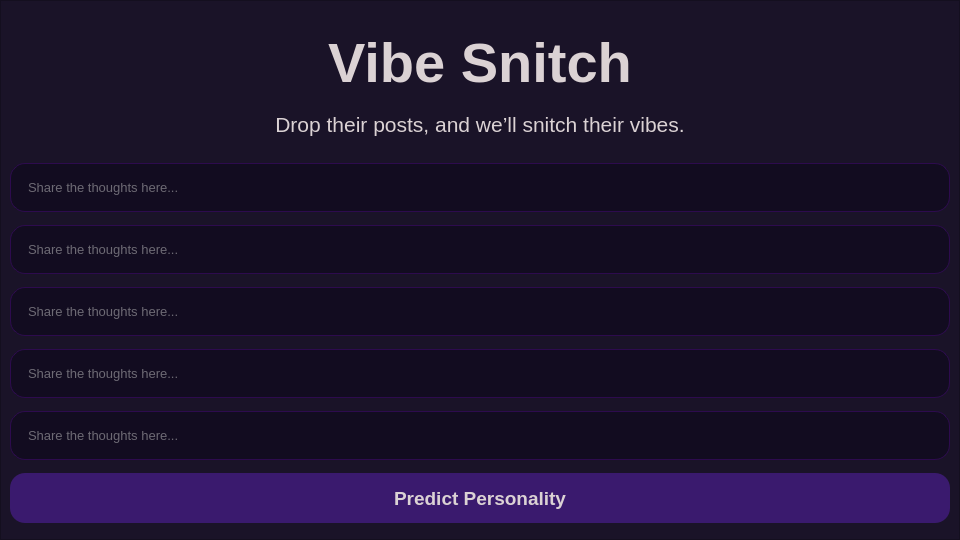
First picture: the form in gui/InputWindow.ui, repository Ersatz-xD/VibeSnitch-AI, before the edit.
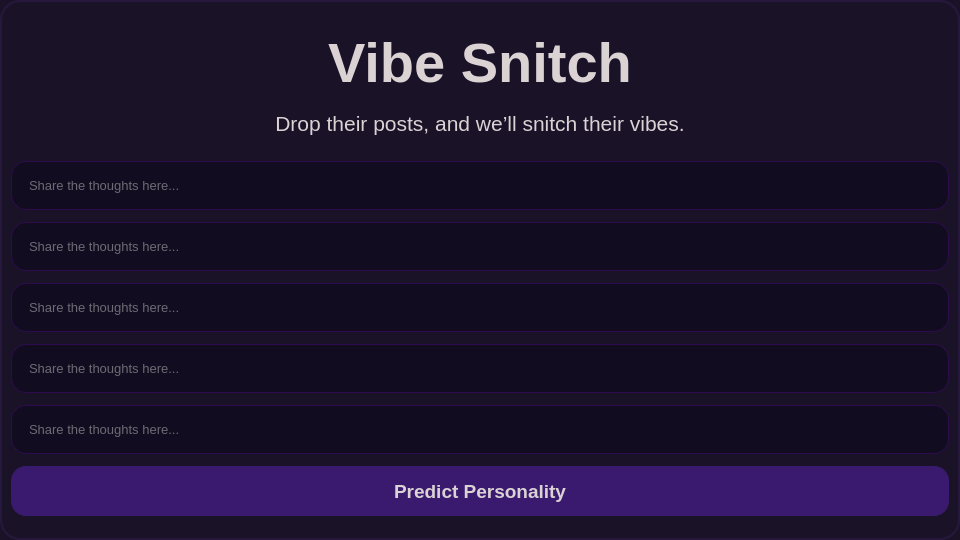
Second picture: the form after the edit.

Commit message: rounded corners

The edit to the form file:
```diff
--- a/gui/InputWindow.ui
+++ b/gui/InputWindow.ui
@@ -27,8 +27,8 @@
   </property>
   <property name="styleSheet">
    <string notr="true">QWidget {
- 
-background-color: #1a1328;
+       border-radius: 20px;
+       background-color: #1a1328;
 }</string>
   </property>
   <widget class="QFrame" name="mainCard">
@@ -54,7 +54,9 @@
    </property>
    <property name="styleSheet">
     <string notr="true">QFrame#mainCard {
-background-color: #1a1328;
+    background-color: #1a1328;
+    border-radius: 20px;
+    border: 2px solid #26183d;
 }
 
 
```
The commit also changes 1 other file.
